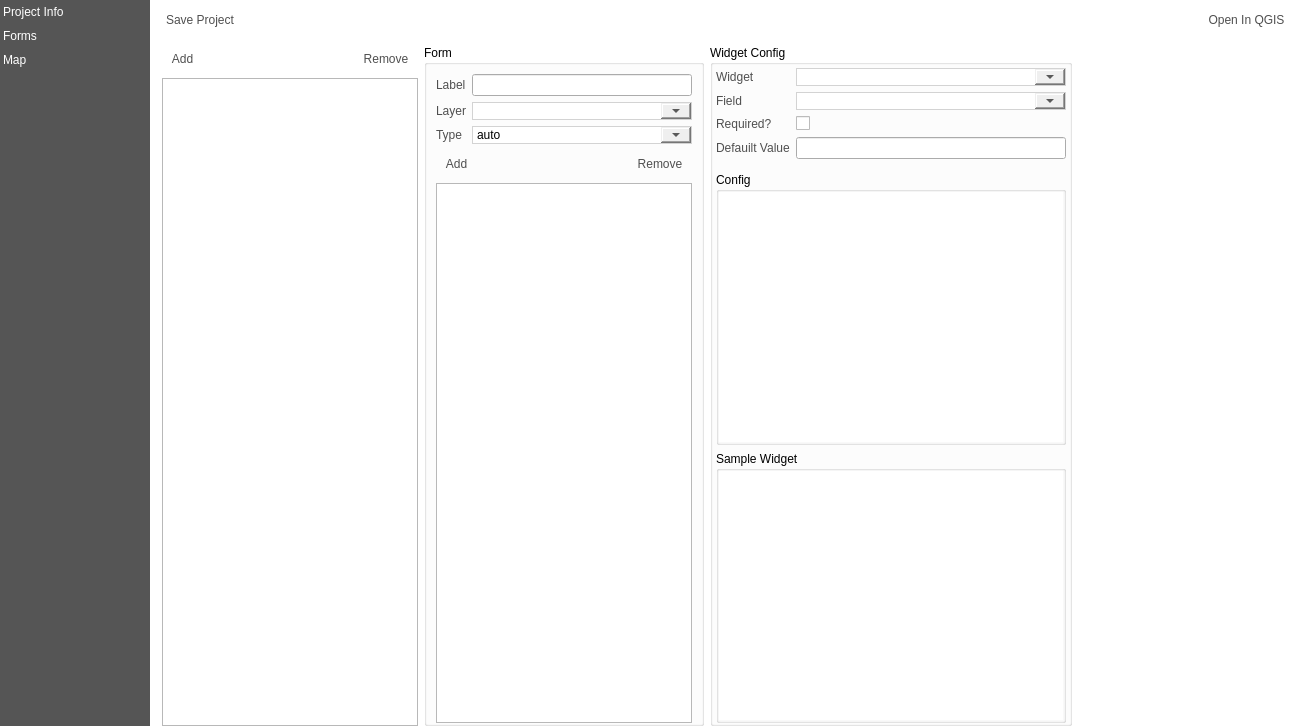
Qt form src/configmanager/ui/ui_projectwidget.ui (roam-qgis/Roam) before a commit.
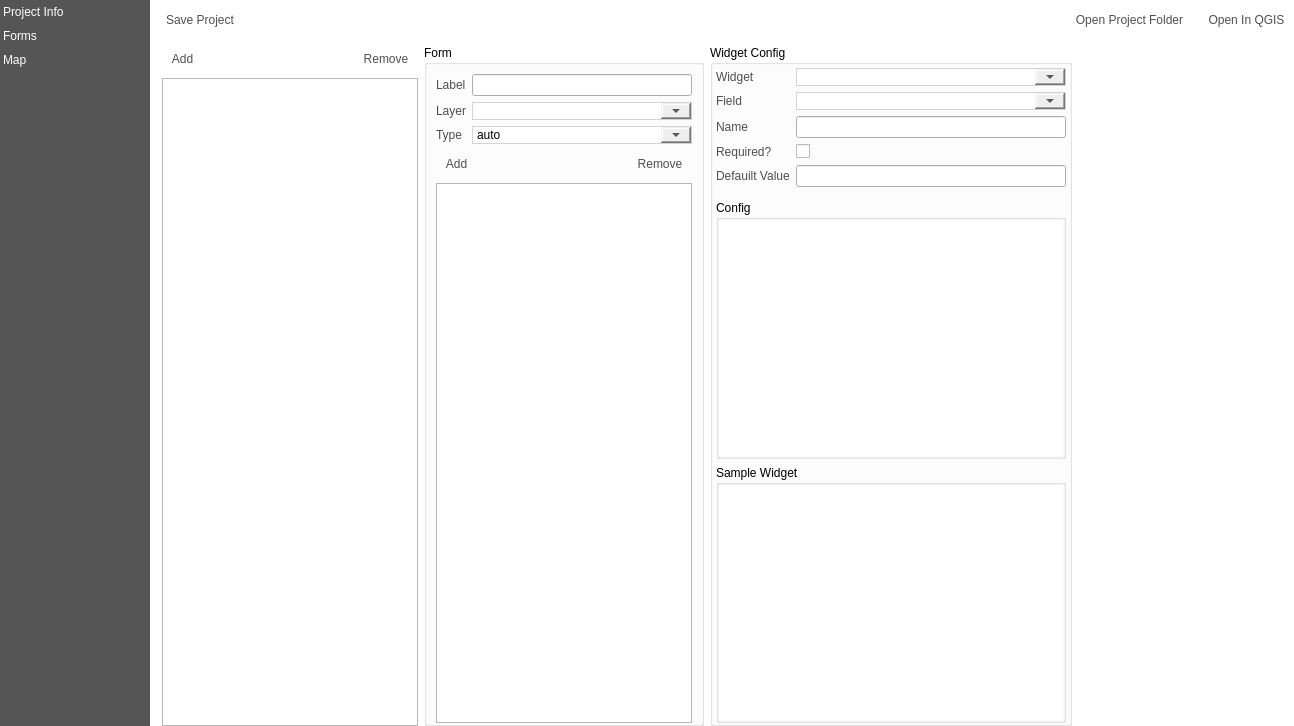
The same form after that commit. Icons and pictures are not drawn. Custom widgets are drawn as their Qt base class.

Commit message: Add name field for widgets

Patch:
```diff
--- a/src/configmanager/ui/ui_projectwidget.ui
+++ b/src/configmanager/ui/ui_projectwidget.ui
@@ -203,6 +203,31 @@
        </property>
       </spacer>
      </item>
+     <item>
+      <widget class="QToolButton" name="toolButton_7">
+       <property name="sizePolicy">
+        <sizepolicy hsizetype="Fixed" vsizetype="Fixed">
+         <horstretch>0</horstretch>
+         <verstretch>0</verstretch>
+        </sizepolicy>
+       </property>
+       <property name="text">
+        <string>Open Project Folder</string>
+       </property>
+       <property name="iconSize">
+        <size>
+         <width>24</width>
+         <height>24</height>
+        </size>
+       </property>
+       <property name="toolButtonStyle">
+        <enum>Qt::ToolButtonTextBesideIcon</enum>
+       </property>
+       <property name="autoRaise">
+        <bool>true</bool>
+       </property>
+      </widget>
+     </item>
      <item>
       <widget class="QToolButton" name="toolButton_5">
        <property name="sizePolicy">
@@ -524,14 +549,14 @@
              <property name="bottomMargin">
               <number>0</number>
              </property>
-             <item row="4" column="0">
+             <item row="6" column="0">
               <widget class="QLabel" name="label">
                <property name="text">
                 <string>Defauilt Value</string>
                </property>
               </widget>
              </item>
-             <item row="4" column="1">
+             <item row="6" column="1">
               <widget class="QLineEdit" name="defaultvalueText"/>
              </item>
              <item row="1" column="1">
@@ -567,7 +592,7 @@
              <item row="0" column="1">
               <widget class="QComboBox" name="widgetCombo"/>
              </item>
-             <item row="10" column="0" colspan="2">
+             <item row="12" column="0" colspan="2">
               <widget class="QGroupBox" name="widgetConfig">
                <property name="enabled">
                 <bool>true</bool>
@@ -609,7 +634,7 @@
                </layout>
               </widget>
              </item>
-             <item row="6" column="0" colspan="2">
+             <item row="8" column="0" colspan="2">
               <widget class="QGroupBox" name="widgetGroupBox_2">
                <property name="enabled">
                 <bool>true</bool>
@@ -654,7 +679,7 @@
                </layout>
               </widget>
              </item>
-             <item row="5" column="0" colspan="2">
+             <item row="7" column="0" colspan="2">
               <widget class="QLabel" name="descriptionLabel">
                <property name="sizePolicy">
                 <sizepolicy hsizetype="Expanding" vsizetype="Maximum">
@@ -679,20 +704,30 @@
                </property>
               </widget>
              </item>
-             <item row="2" column="1">
+             <item row="4" column="1">
               <widget class="QCheckBox" name="requiredCheck">
                <property name="text">
                 <string/>
                </property>
               </widget>
              </item>
-             <item row="2" column="0">
+             <item row="4" column="0">
               <widget class="QLabel" name="label_10">
                <property name="text">
                 <string>Required?</string>
                </property>
               </widget>
              </item>
+             <item row="3" column="0">
+              <widget class="QLabel" name="label_11">
+               <property name="text">
+                <string>Name</string>
+               </property>
+              </widget>
+             </item>
+             <item row="3" column="1">
+              <widget class="QLineEdit" name="nameText"/>
+             </item>
             </layout>
            </widget>
           </item>
```
The commit also changes 2 other files.
